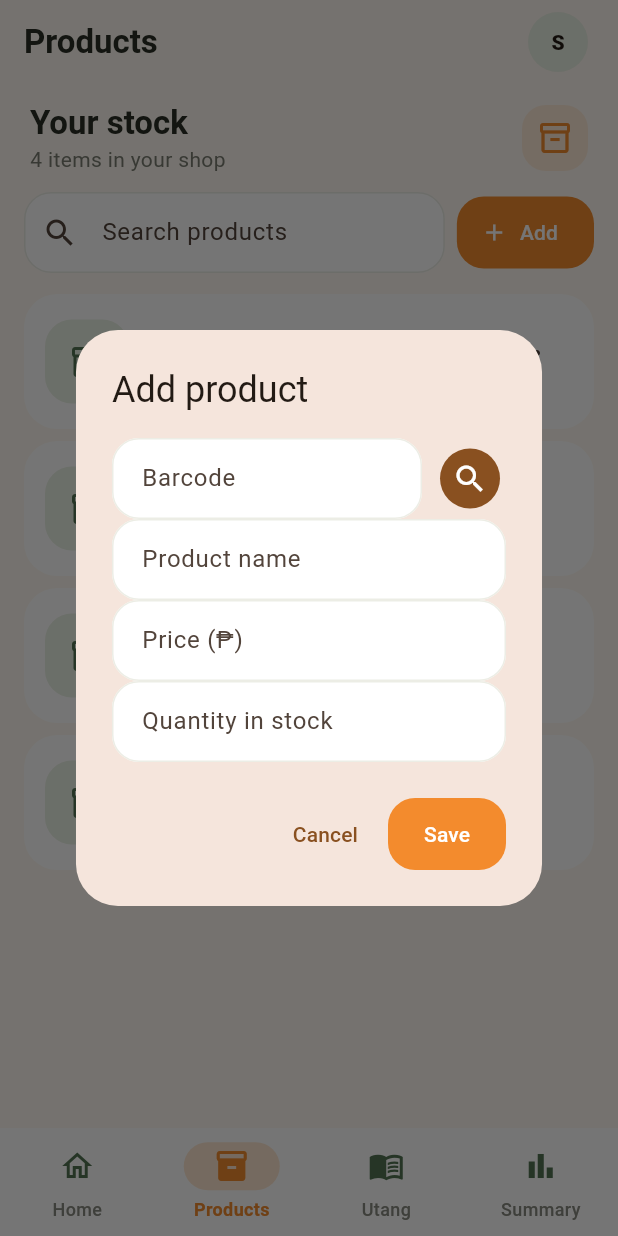
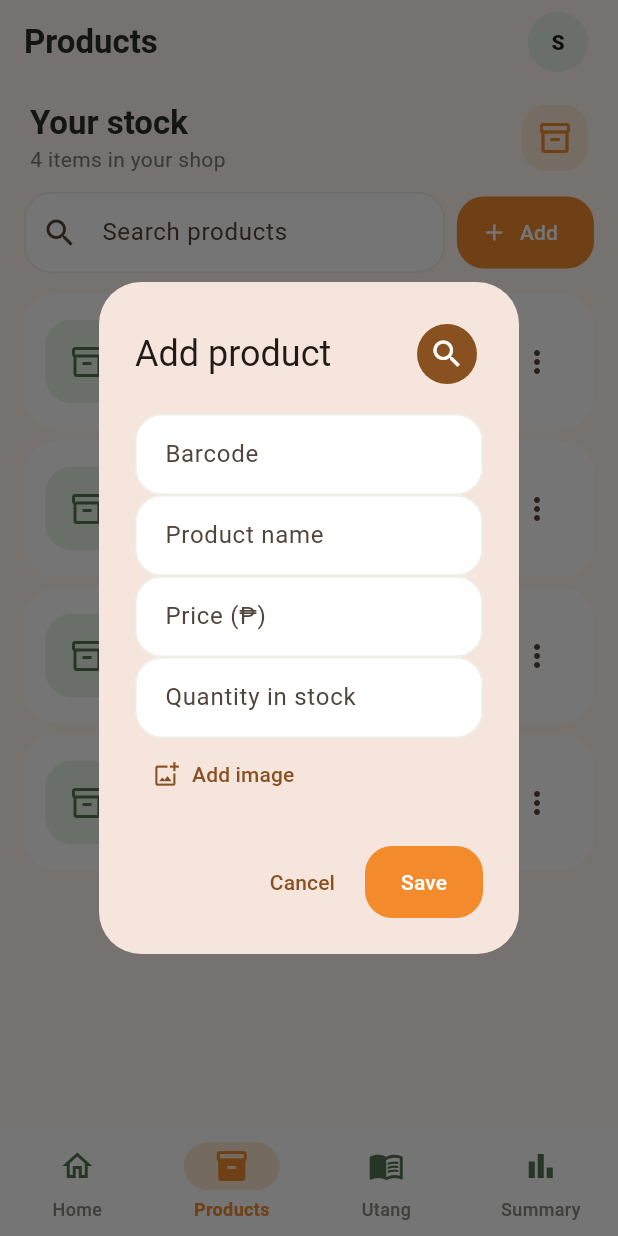
Before and after one commit to camellakimblancia-24-lgtm/TindaHub, a Flutter app: the screen it shows after launch, after a tap on the "tune" icon, after a tap on "Add", on a phone screen of 412 x 824 dp. Run offline on Flutter 3.47's test engine with Material 3 defaults, Android fonts, the phone set to English and light mode, and no system bars; our stand-ins replace file_picker.

Commit message:
feat:Add local image picking for products

```diff
--- a/tindahub/lib/main.dart
+++ b/tindahub/lib/main.dart
@@ -1,3 +1,6 @@
+import 'dart:typed_data';
+
+import 'package:file_picker/file_picker.dart';
 import 'package:flutter/material.dart';
 import 'open_food_facts.dart';
 
@@ -17,6 +20,42 @@ String _productMetadata(StoreProduct product) => [
   if (product.brand != null) product.brand!,
   if (product.size != null) product.size!,
 ].join(' • ');
+
+Widget _buildProductImage(
+  String? imageSource, {
+  Uint8List? imageBytes,
+  required Widget fallback,
+  double width = 56,
+  double height = 56,
+  BoxFit fit = BoxFit.cover,
+}) {
+  if (imageBytes != null) {
+    return Image.memory(
+      imageBytes,
+      width: width,
+      height: height,
+      fit: fit,
+      errorBuilder: (context, error, stackTrace) => fallback,
+    );
+  }
+
+  if (imageSource == null || imageSource.trim().isEmpty) {
+    return fallback;
+  }
+
+  final uri = Uri.tryParse(imageSource);
+  if (uri != null && (uri.scheme == 'http' || uri.scheme == 'https')) {
+    return Image.network(
+      imageSource,
+      width: width,
+      height: height,
+      fit: fit,
+      errorBuilder: (context, error, stackTrace) => fallback,
+    );
+  }
+
+  return fallback;
+}
 
 class StoreProduct {
   StoreProduct({
@@ -28,6 +67,7 @@ class StoreProduct {
     this.brand,
     this.size,
     this.imageUrl,
+    this.imageBytes,
   });
 
   final String id;
@@ -38,6 +78,7 @@ class StoreProduct {
   String? brand;
   String? size;
   String? imageUrl;
+  Uint8List? imageBytes;
 }
 
 class LedgerEntry {
@@ -820,18 +861,19 @@ class _BrowseProductCard extends StatelessWidget {
                 children: [
                   Container(
                     color: background,
-                    child: product.imageUrl == null
+                    child: product.imageUrl == null && product.imageBytes == null
                         ? Center(
                             child: Text(
                               _productEmoji(product),
                               style: const TextStyle(fontSize: 62),
                             ),
                           )
-                        : Image.network(
-                            product.imageUrl!,
+                        : _buildProductImage(
+                            product.imageUrl,
+                            width: double.infinity,
+                            height: double.infinity,
                             fit: BoxFit.cover,
-                            errorBuilder: (context, error, stackTrace) =>
-                                Center(
+                            fallback: Center(
                               child: Text(
                                 _productEmoji(product),
                                 style: const TextStyle(fontSize: 62),
@@ -1032,17 +1074,19 @@ class _ProductDetailsSheet extends StatelessWidget {
               width: double.infinity,
               height: 210,
               color: _lightGreen,
-              child: product.imageUrl == null
+              child: product.imageUrl == null && product.imageBytes == null
                   ? Center(
                       child: Text(
                         _productEmoji(product),
                         style: const TextStyle(fontSize: 90),
                       ),
                     )
-                  : Image.network(
-                      product.imageUrl!,
+                  : _buildProductImage(
+                      product.imageUrl,
+                      width: double.infinity,
+                      height: double.infinity,
                       fit: BoxFit.cover,
-                      errorBuilder: (context, error, stackTrace) => Center(
+                      fallback: Center(
                         child: Text(
                           _productEmoji(product),
                           style: const TextStyle(fontSize: 90),
@@ -1283,17 +1327,15 @@ class _ProductThumbnail extends StatelessWidget {
       ),
       child: Icon(fallbackIcon, color: _green),
     );
-    final imageUrl = product.imageUrl;
-    if (imageUrl == null) return fallback;
-
     return ClipRRect(
       borderRadius: BorderRadius.circular(18),
-      child: Image.network(
-        imageUrl,
+      child: _buildProductImage(
+        product.imageUrl,
+        imageBytes: product.imageBytes,
         width: 56,
         height: 56,
         fit: BoxFit.cover,
-        errorBuilder: (context, error, stackTrace) => fallback,
+        fallback: fallback,
       ),
     );
   }
@@ -1496,6 +1538,7 @@ class _ProductFormDialogState extends State<ProductFormDialog> {
   String? _brand;
   String? _size;
   String? _imageUrl;
+  Uint8List? _pickedImageBytes;
   String? _lookupError;
   bool _isLookingUp = false;
 
@@ -1516,6 +1559,7 @@ class _ProductFormDialogState extends State<ProductFormDialog> {
     _brand = widget.product?.brand;
     _size = widget.product?.size;
     _imageUrl = widget.product?.imageUrl;
+    _pickedImageBytes = widget.product?.imageBytes;
   }
 
   @override
@@ -1528,6 +1572,22 @@ class _ProductFormDialogState extends State<ProductFormDialog> {
     super.dispose();
   }
 
+  Future<void> _pickProductImage() async {
+    final result = await FilePicker.platform.pickFiles(
+      type: FileType.image,
+      withData: true,
+    );
+    if (!mounted || result == null || result.files.isEmpty) return;
+
+    final bytes = result.files.single.bytes;
+    if (bytes == null) return;
+
+    setState(() {
+      _pickedImageBytes = bytes;
+      _imageUrl = null;
+    });
+  }
+
   Future<void> _lookupProduct() async {
     final barcode = _barcodeController.text.trim();
     if (barcode.isEmpty) {
@@ -1541,6 +1601,7 @@ class _ProductFormDialogState extends State<ProductFormDialog> {
       _brand = null;
       _size = null;
       _imageUrl = null;
+      _pickedImageBytes = null;
     });
     try {
       final product = await _openFoodFactsService.lookupByBarcode(barcode);
@@ -1558,6 +1619,7 @@ class _ProductFormDialogState extends State<ProductFormDialog> {
         _brand = product.brand;
         _size = product.size;
         _imageUrl = product.imageUrl;
+        _pickedImageBytes = null;
       });
     } on Exception catch (error) {
       if (!mounted) return;
@@ -1569,26 +1631,11 @@ class _ProductFormDialogState extends State<ProductFormDialog> {
 
   @override
   Widget build(BuildContext context) => AlertDialog(
-    title: Text(widget.product == null ? 'Add product' : 'Edit product'),
-    scrollable: true,
-    content: Form(
-      key: _formKey,
-      child: Column(
-        mainAxisSize: MainAxisSize.min,
-        children: [
-          Row(
+    title: Row(
       children: [
         Expanded(
-                child: TextFormField(
-                  controller: _barcodeController,
-                  decoration: const InputDecoration(
-                    labelText: 'Barcode',
-                    hintText: 'Scan or enter barcode',
-                  ),
-                  keyboardType: TextInputType.number,
-                ),
-              ),
-              const SizedBox(width: 8),
+          child: Text(widget.product == null ? 'Add product' : 'Edit product'),
+        ),
         IconButton.filled(
           tooltip: 'Look up product',
           onPressed: _isLookingUp ? null : _lookupProduct,
@@ -1602,6 +1649,20 @@ class _ProductFormDialogState extends State<ProductFormDialog> {
         ),
       ],
     ),
+    scrollable: true,
+    content: Form(
+      key: _formKey,
+      child: Column(
+        mainAxisSize: MainAxisSize.min,
+        children: [
+          TextFormField(
+            controller: _barcodeController,
+            decoration: const InputDecoration(
+              labelText: 'Barcode',
+              hintText: 'Scan or enter barcode',
+            ),
+            keyboardType: TextInputType.number,
+          ),
           if (_lookupError != null) ...[
             const SizedBox(height: 4),
             Align(
@@ -1612,20 +1673,20 @@ class _ProductFormDialogState extends State<ProductFormDialog> {
               ),
             ),
           ],
-          if (_brand != null || _size != null || _imageUrl != null) ...[
+          if (_brand != null || _size != null || _imageUrl != null || _pickedImageBytes != null) ...[
             const SizedBox(height: 12),
             Row(
               children: [
-                if (_imageUrl != null)
+                if (_imageUrl != null || _pickedImageBytes != null)
                   Padding(
                     padding: const EdgeInsets.only(right: 12),
-                    child: Image.network(
-                      _imageUrl!,
+                    child: _buildProductImage(
+                      _imageUrl,
+                      imageBytes: _pickedImageBytes,
                       width: 48,
                       height: 48,
                       fit: BoxFit.cover,
-                      errorBuilder: (context, error, stackTrace) =>
-                          const Icon(Icons.image_not_supported_outlined),
+                      fallback: const Icon(Icons.image_not_supported_outlined),
                     ),
                   ),
                 Expanded(
@@ -1662,6 +1723,14 @@ class _ProductFormDialogState extends State<ProductFormDialog> {
                   ? 'Enter a valid quantity'
                   : null;
             },
+          ),
+          Align(
+            alignment: Alignment.centerLeft,
+            child: TextButton.icon(
+              onPressed: _pickProductImage,
+              icon: const Icon(Icons.add_photo_alternate_outlined),
+              label: const Text('Add image'),
+            ),
           ),
         ],
       ),
@@ -1689,6 +1758,7 @@ class _ProductFormDialogState extends State<ProductFormDialog> {
               brand: _brand,
               size: _size,
               imageUrl: _imageUrl,
+              imageBytes: _pickedImageBytes,
             ),
           );
         },
--- a/tindahub/pubspec.yaml
+++ b/tindahub/pubspec.yaml
@@ -35,6 +35,7 @@ dependencies:
   # Use with the CupertinoIcons class for iOS style icons.
   cupertino_icons: ^1.0.8
   http: ^1.6.0
+  file_picker: ^8.1.7
 
 dev_dependencies:
   flutter_test:
```
Also changed, not shown: tindahub/pubspec.lock, 2 other files. Lines whose indentation alone changed are shown as unchanged.
